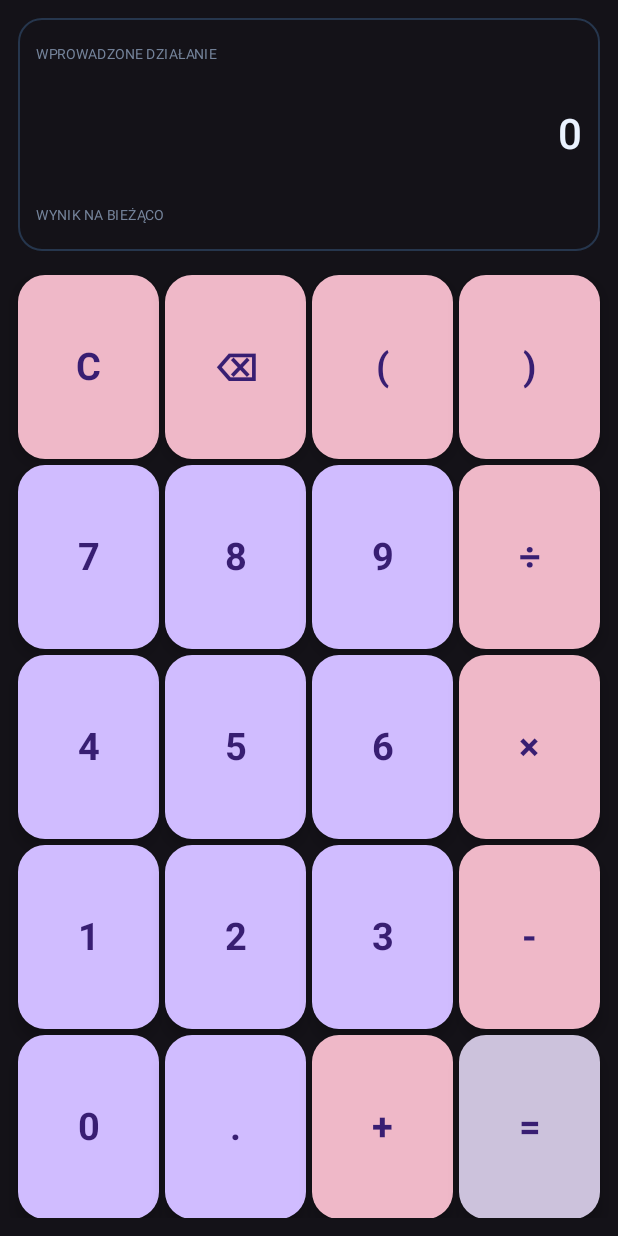
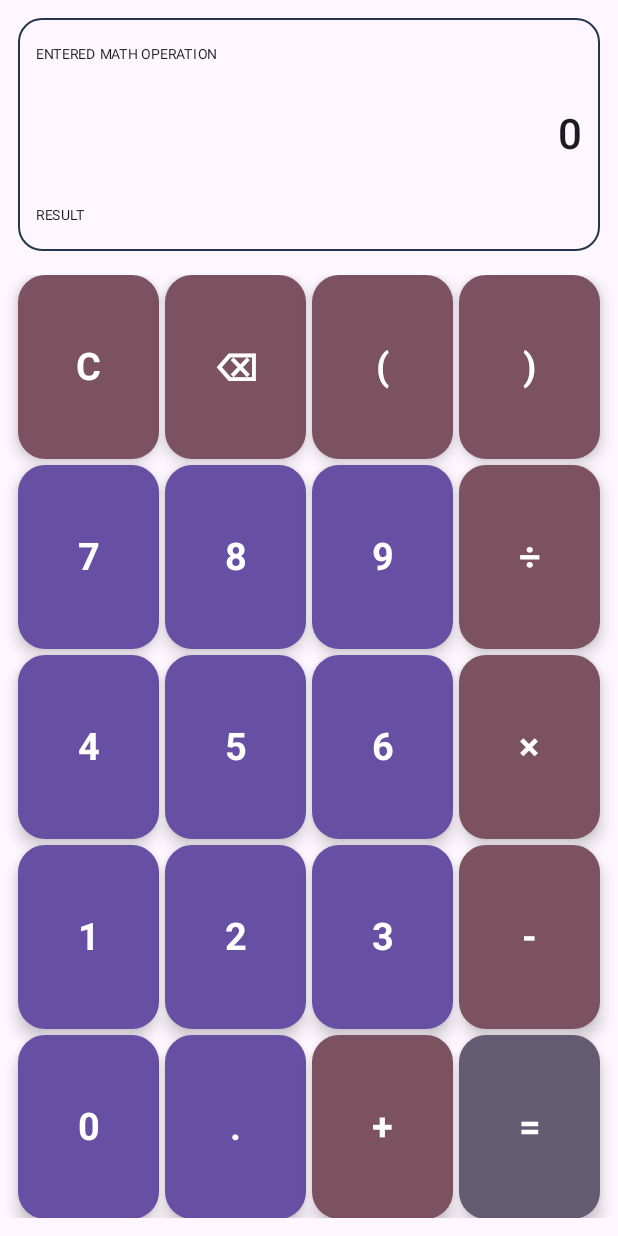
Before and after one commit to Walorson/calculator-android-app, an Android app built with Jetpack Compose: the screen it shows after launch (MainActivity), on a phone screen of 412 x 824 dp. Run offline under Robolectric (Android 15) with nearby library versions, the phone set to English and light mode, and no system bars; 1 statement that could not run was skipped.

Commit message:
feat: font "Space Mono" and theme fixes

```diff
--- a/app/src/main/java/com/example/calculator_android_app/Display.kt
+++ b/app/src/main/java/com/example/calculator_android_app/Display.kt
@@ -11,8 +11,10 @@ import androidx.compose.runtime.Composable
 import androidx.compose.ui.Alignment
 import androidx.compose.ui.Modifier
 import androidx.compose.ui.graphics.Color
+import androidx.compose.ui.res.stringResource
 import androidx.compose.ui.text.font.FontWeight
 import androidx.compose.ui.text.style.TextAlign
+import androidx.compose.ui.text.toUpperCase
 import androidx.compose.ui.unit.dp
 import androidx.compose.ui.unit.sp
 
@@ -28,7 +30,7 @@ fun Display(
     Column(
         modifier = Modifier
             .fillMaxWidth()
-            .height(if (compact) 85.dp else 155.dp)
+            .height(if (compact) 90.dp else 155.dp)
             .background(
                 color = MaterialTheme.colorScheme.surface,
                 shape = shape
@@ -42,15 +44,15 @@ fun Display(
         verticalArrangement = Arrangement.SpaceBetween
     ) {
         Text(
-            text = "WPROWADZONE DZIAŁANIE",
-            color = Color(0xFF75849B),
+            text = stringResource(R.string.text_up).uppercase(),
+            color = MaterialTheme.colorScheme.onBackground,
             fontSize = 9.sp
         )
 
         Text(
             text = expression.ifEmpty { "0" },
             modifier = Modifier.fillMaxWidth(),
-            color = Color(0xFFEAF2FF),
+            color = MaterialTheme.colorScheme.onBackground,
             fontSize = if (compact) 20.sp else 28.sp,
             fontWeight = FontWeight.Medium,
             textAlign = TextAlign.End,
@@ -63,14 +65,14 @@ fun Display(
             verticalAlignment = Alignment.Bottom
         ) {
             Text(
-                text = "WYNIK NA BIEŻĄCO",
-                color = Color(0xFF75849B),
+                text = stringResource(R.string.text_down).uppercase(),
+                color = MaterialTheme.colorScheme.onBackground,
                 fontSize = 9.sp
             )
 
             Text(
                 text = result,
-                color = Color(0xFF168BFF),
+                color = MaterialTheme.colorScheme.primary,
                 fontSize = if (compact) 16.sp else 23.sp,
                 fontWeight = FontWeight.SemiBold
             )
--- a/app/src/main/java/com/example/calculator_android_app/MainActivity.kt
+++ b/app/src/main/java/com/example/calculator_android_app/MainActivity.kt
@@ -41,7 +41,7 @@ class MainActivity : ComponentActivity() {
         enableEdgeToEdge()
         setContent {
             AppTheme(
-                darkTheme = true,
+                darkTheme = false,
                 dynamicColor = false
             ) {
 
--- a/app/src/main/java/com/example/calculator_android_app/ui/theme/Type.kt
+++ b/app/src/main/java/com/example/calculator_android_app/ui/theme/Type.kt
@@ -18,14 +18,14 @@ val provider = GoogleFont.Provider(
 
 val bodyFontFamily = FontFamily(
     Font(
-        googleFont = GoogleFont("Lato"),
+        googleFont = GoogleFont("Space Mono"),
         fontProvider = provider,
     )
 )
 
 val displayFontFamily = FontFamily(
     Font(
-        googleFont = GoogleFont("Lato"),
+        googleFont = GoogleFont("Space Mono"),
         fontProvider = provider,
     )
 )
--- a/app/src/main/res/values/strings.xml
+++ b/app/src/main/res/values/strings.xml
@@ -1,3 +1,5 @@
 <resources>
     <string name="app_name">Mobile Calculator</string>
+    <string name="text_up">Entered math operation</string>
+    <string name="text_down">Result</string>
 </resources>
```
Also changed, not shown: 1 other file.
